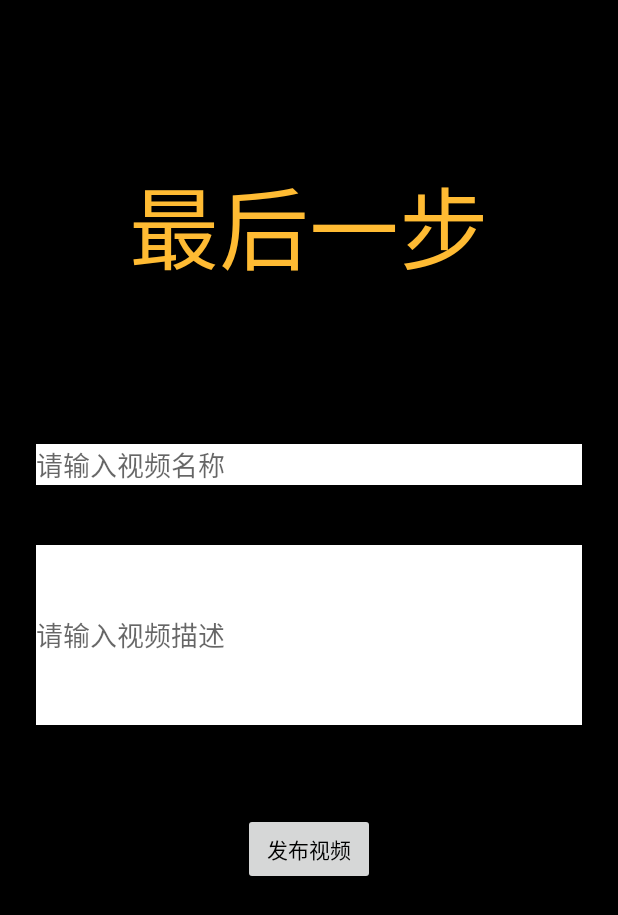
After one commit to SummerFighter/SummerWorkspace, an Android app: the UploadActivity screen opened directly, with no data from a screen before it, on a phone screen of 412 x 824 dp. The commit adds this screen. Shown: the top 915 px of the screen. Run offline under Robolectric (Android 15) with nearby library versions, the phone set to English and light mode, and no system bars.

Commit message:
选择/发布视频页面

```diff
--- a/DouyinDemo-master/app/src/main/java/com/example/administrator/douyin/MainActivity.java
+++ b/DouyinDemo-master/app/src/main/java/com/example/administrator/douyin/MainActivity.java
@@ -39,7 +39,7 @@ public class MainActivity extends AppCompatActivity {
         ShootButton.setOnClickListener(new View.OnClickListener() {
             @Override
             public void onClick(View view) {
-                Intent intent = new Intent(MainActivity.this,ShootActivity.class);
+                Intent intent = new Intent(MainActivity.this,PlayVideoActivity.class);
                 startActivity(intent);
             }
         });
--- /dev/null
+++ b/DouyinDemo-master/app/src/main/java/com/example/administrator/douyin/UploadActivity.java
@@ -0,0 +1,35 @@
+package com.example.administrator.douyin;
+
+import android.content.Intent;
+import android.support.v7.app.AppCompatActivity;
+import android.os.Bundle;
+import android.view.View;
+import android.widget.Button;
+import android.widget.EditText;
+import android.widget.Toast;
+
+public class UploadActivity extends AppCompatActivity {
+    private String path;
+    private Button up;
+    private EditText name;
+    private EditText describe;
+
+    @Override
+    protected void onCreate(Bundle savedInstanceState) {
+        super.onCreate(savedInstanceState);
+        setContentView(R.layout.activity_upload);
+
+        final Intent intent = getIntent();
+        path = intent.getStringExtra("name");
+
+        up = (Button) findViewById(R.id.up);
+        name = (EditText)findViewById(R.id.name);
+        describe = (EditText)findViewById(R.id.describe);
+    }
+
+    //在这里调用上传视频的接口
+    public void btnUpload(View view) {
+        String test = name.getText().toString() + describe.getText().toString() + path;
+        Toast.makeText(this,test,Toast.LENGTH_LONG).show();
+    }
+}
--- /dev/null
+++ b/DouyinDemo-master/app/src/main/res/layout/activity_upload.xml
@@ -0,0 +1,73 @@
+<?xml version="1.0" encoding="utf-8"?>
+<android.support.constraint.ConstraintLayout xmlns:android="http://schemas.android.com/apk/res/android"
+    xmlns:app="http://schemas.android.com/apk/res-auto"
+    xmlns:tools="http://schemas.android.com/tools"
+    android:id="@+id/container"
+    android:layout_width="match_parent"
+    android:layout_height="match_parent"
+    android:background="@android:color/black"
+    tools:context="com.example.administrator.douyin.UploadActivity">
+
+    <TextView
+        android:id="@+id/last"
+        android:layout_width="300dp"
+        android:layout_height="100dp"
+        android:layout_marginTop="100dp"
+        android:text="最后一步"
+        android:textSize="60dp"
+        android:textColor="@android:color/holo_orange_light"
+        android:gravity="center"
+        app:layout_constraintEnd_toEndOf="parent"
+        app:layout_constraintStart_toStartOf="parent"
+        app:layout_constraintTop_toTopOf="parent" />
+        />
+
+    <EditText
+        android:id="@+id/name"
+        android:layout_width="0dp"
+        android:layout_height="wrap_content"
+        android:layout_marginStart="24dp"
+        android:layout_marginTop="96dp"
+        android:layout_marginEnd="24dp"
+        android:hint="请输入视频名称"
+        android:selectAllOnFocus="true"
+        android:background="@android:color/white"
+        app:layout_constraintEnd_toEndOf="parent"
+        app:layout_constraintStart_toStartOf="parent"
+        app:layout_constraintTop_toBottomOf="@+id/last" />
+
+    <EditText
+        android:id="@+id/describe"
+        android:layout_width="0dp"
+        android:layout_height="120dp"
+        android:layout_marginStart="24dp"
+        android:layout_marginTop="40dp"
+        android:layout_marginEnd="24dp"
+        android:hint="请输入视频描述"
+        android:imeOptions="actionDone"
+        android:selectAllOnFocus="true"
+        android:maxLines="5"
+        android:background="@android:color/white"
+        app:layout_constraintEnd_toEndOf="parent"
+        app:layout_constraintStart_toStartOf="parent"
+        app:layout_constraintTop_toBottomOf="@+id/name" />
+
+    <Button
+        android:id="@+id/up"
+        android:layout_width="wrap_content"
+        android:layout_height="wrap_content"
+        android:layout_gravity="start"
+        android:layout_marginStart="48dp"
+        android:layout_marginTop="16dp"
+        android:layout_marginEnd="48dp"
+        android:layout_marginBottom="64dp"
+        android:text="发布视频"
+        android:textColor="@android:color/black"
+        android:onClick="btnUpload"
+        app:layout_constraintBottom_toBottomOf="parent"
+        app:layout_constraintEnd_toEndOf="parent"
+        app:layout_constraintStart_toStartOf="parent"
+        app:layout_constraintTop_toBottomOf="@+id/describe"
+        app:layout_constraintVertical_bias="0.2" />
+
+</android.support.constraint.ConstraintLayout>
```
Also changed, not shown: DouyinDemo-master/app/src/main/AndroidManifest.xml (+12 -16 lines), DouyinDemo-master/app/src/main/java/com/example/administrator/douyin/PlayVideoActivity.java (added, +228 -0 lines), DouyinDemo-master/app/src/main/res/layout/activity_play_video.xml (added, +53 -0 lines), DouyinDemo-master/app/src/main/res/layout/activity_shoot.xml (+9 -0 lines).
